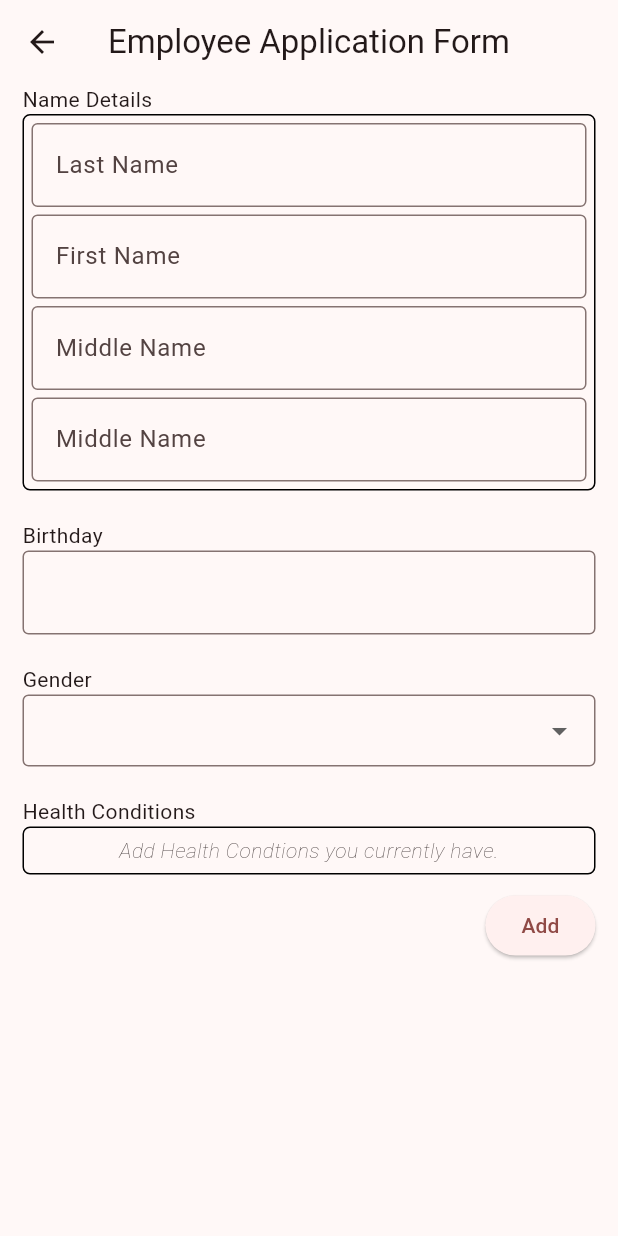
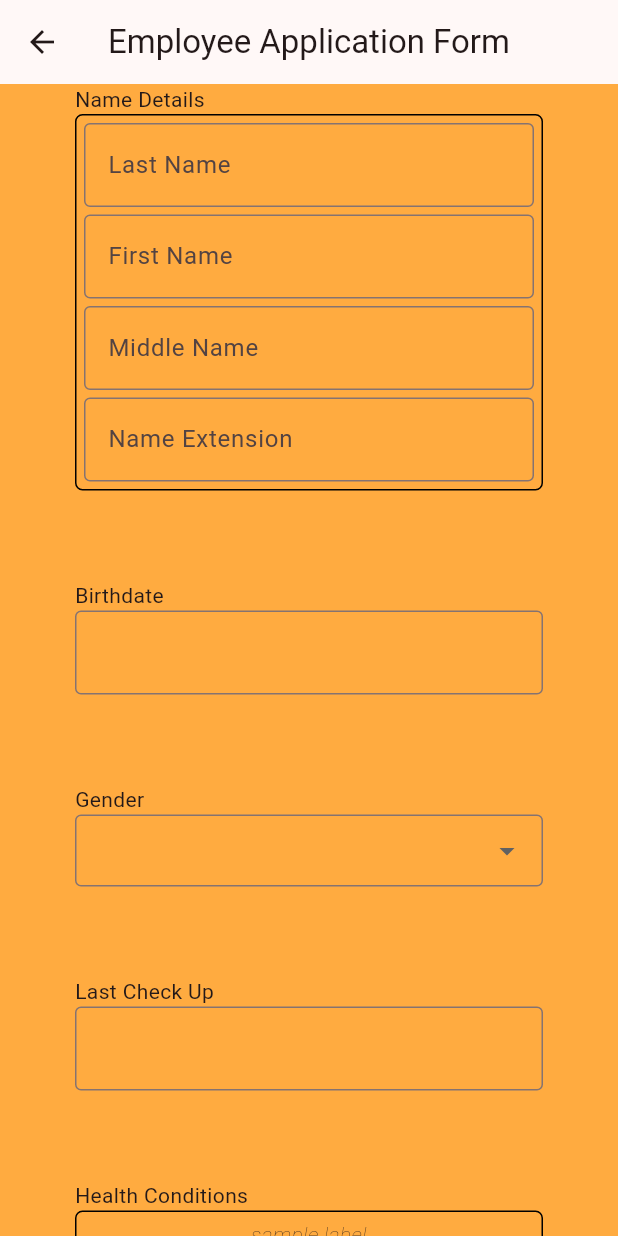
Before and after one commit to ghiegie/hris, a Flutter app: the EmployeeApplicationPage screen opened by its route, on a phone screen of 412 x 824 dp. Run offline on Flutter 3.47's test engine with Material 3 defaults, Android fonts, the light colour scheme and no system bars; our stand-ins replace flutter_riverpod, go_router, sqflite_common_ffi; missing offline and left inert: window_manager; accounts and stored records are empty.

Commit message:
06-06-2024

```diff
--- /dev/null
+++ b/lib/pages/empl_appl/app_leading_btn.dart
@@ -0,0 +1,44 @@
+import 'package:flutter/material.dart';
+import 'package:go_router/go_router.dart';
+
+class LeadingBtn extends StatefulWidget {
+  const LeadingBtn({super.key});
+
+  @override
+  State<LeadingBtn> createState() => _LeadingBtnState();
+}
+
+class _LeadingBtnState extends State<LeadingBtn> {
+  @override
+  Widget build(BuildContext context) {
+    return IconButton(onPressed: _leadingOnPress, icon: const Icon(Icons.arrow_back));
+  }
+
+  void _leadingOnPress() => showDialog(context: context, builder: _dialogBuilder);
+
+  Widget _dialogBuilder(BuildContext buildContext) {
+    return Dialog(
+      child: Column(
+        mainAxisAlignment: MainAxisAlignment.center,
+        mainAxisSize: MainAxisSize.min,
+        children: [
+          const Text("Leave application form?"),
+          const SizedBox(height: 10.0),
+          Row(
+            mainAxisAlignment: MainAxisAlignment.center,
+            mainAxisSize: MainAxisSize.min,
+            children: [
+              TextButton(onPressed: _exitApplication, child: const Text("Yes")),
+              const SizedBox(width: 10.0),
+              TextButton(onPressed: _cancelExit, child: const Text("No")),
+            ]
+          )
+        ],
+      )
+    );
+  }
+
+  void _exitApplication() => context.go("/landing");
+
+  void _cancelExit() => context.pop();
+}
--- a/lib/pages/empl_appl/appl_form.dart
+++ /dev/null
@@ -1,83 +0,0 @@
-import 'package:flutter/material.dart';
-import 'package:hris/model/health_condition_model.dart';
-import 'package:hris/pages/empl_appl/components.dart';
-import 'package:hris/pages/empl_appl/name_details.dart';
-
-class ApplicationForm extends StatefulWidget {
-  final _formKey = GlobalKey<FormState>();
-
-  final nameForm = NameForm();
-
-  final bdayDatePicker = Datepicker(
-    start: DateTime(0),
-    end: DateTime.now()
-  );
-
-  final genderDropdown = CustomDropdown(
-    items: const [
-      DropdownMenuItem(
-        value: "Male",
-        child: Text("Male")
-      ),
-      DropdownMenuItem(
-        value: "Female",
-        child: Text("Female")
-      ),
-    ],
-    onChanged: (dynamic val) {
-      return val;
-    }
-  );
-
-  final List<HealthConditionModel> healthConditions = [];
-  final healthConditionVec = VectorForm(
-    emptyLabel: "Add Health Condtions you currently have.",
-    itemBuilder: (list, fn) {
-      return (ctx, digit) {
-        return const Text("2");
-      };
-    },
-    addFn: () {},
-    removeFn: (digit) {}
-  );
-
-  ApplicationForm({super.key});
-
-  @override
-  State<ApplicationForm> createState() => _ApplicationFormState();
-}
-
-class _ApplicationFormState extends State<ApplicationForm> {
-  @override
-  Widget build(BuildContext context) {
-    return Center(
-      child: Container(
-        padding: const EdgeInsets.only(left: 15.0, right: 15.0),
-        child: Form(
-          key: widget._formKey,
-          child: ListView(
-            children: [
-              const Label(labelName: "Name Details", widgetWidth: double.maxFinite),
-              widget.nameForm,
-
-              const SizedBox(height: 20.0),
-
-              const Label(labelName: "Birthday", widgetWidth: double.maxFinite),
-              widget.bdayDatePicker,
-
-              const SizedBox(height: 20.0),
-
-              const Label(labelName: "Gender", widgetWidth: double.maxFinite),
-              widget.genderDropdown,
-
-              const SizedBox(height: 20.0),
-
-              const Label(labelName: "Health Conditions", widgetWidth: double.maxFinite),
-              widget.healthConditionVec,
-            ],
-          )
-        )
-      )
-    );
-  }
-}
--- a/lib/pages/empl_appl/components.dart
+++ b/lib/pages/empl_appl/components.dart
@@ -18,13 +18,65 @@ class Label extends StatelessWidget {
   }
 }
 
+class GroupedTextField extends StatefulWidget {
+  final List<String> textFields;
+  final List<Widget> widgetList = [];
+
+  GroupedTextField({super.key, required this.textFields});
+
+  factory GroupedTextField.fromFields(List<String> textFields) {
+    var res = GroupedTextField(textFields: textFields);
+
+    for (var val in textFields) {
+      res.widgetList.add(
+        TextFormField(
+          decoration: TextFieldDesign.build(val),
+          controller: TextEditingController()
+        )
+      );
+    }
+
+    return res;
+  }
+
+  @override
+  State<GroupedTextField> createState() => _GroupedTextFieldState();
+}
+
+class _GroupedTextFieldState extends State<GroupedTextField> {
+  @override
+  Widget build(BuildContext context) {
+    return Container(
+      padding: const EdgeInsets.all(5.0),
+      decoration: BoxDecoration(
+        borderRadius: const BorderRadius.all(Radius.circular(5.0)),
+        border: Border.all()
+      ),
+      child: ListView.separated(
+        shrinkWrap: true,
+        itemBuilder: _itemBuilder,
+        separatorBuilder: _separatorbuilder,
+        itemCount: widget.textFields.length
+      ),
+    );
+  }
+
+  Widget _separatorbuilder(BuildContext ctx, int index) {
+    return const SizedBox(height: 5.0);
+  }
+
+  Widget _itemBuilder(BuildContext ctx, int index) {
+    return widget.widgetList[index];
+  }
+}
+
 class TextFieldDesign {
-  String? label;
+  final String label;
 
-  TextFieldDesign({this.label});
+  TextFieldDesign(this.label);
 
-  static InputDecoration build({String? label}) {
-    return TextFieldDesign(label: label)._build();
+  static InputDecoration build(String label) {
+    return TextFieldDesign(label)._build();
   }
 
   InputDecoration _build() {
@@ -39,69 +91,46 @@ class TextFieldDesign {
   }
 }
 
-InputDecoration textFieldDesign({String? label}) {
-  return InputDecoration(
-    labelText: label,
-    border: const OutlineInputBorder(
-      borderSide: BorderSide(
-        color: Colors.black
-      )
-    )
-  );
+class CustomDatePicker extends StatefulWidget {
+  final controller = TextEditingController();
+
+  CustomDatePicker({super.key});
+
+  @override
+  State<CustomDatePicker> createState() => _CustomDatePickerState();
 }
 
-class Datepicker extends StatefulWidget {
-  final DateTime start;
-  final DateTime end;
-
-  const Datepicker({super.key, required this.start, required this.end});
-
-  @override
-  State<Datepicker> createState() => _DatepickerState();
-}
-
-class _DatepickerState extends State<Datepicker> {
-  final controller = TextEditingController(text: "");
-
+class _CustomDatePickerState extends State<CustomDatePicker> {
   @override
   Widget build(BuildContext context) {
     return TextFormField(
+      controller: widget.controller,
       readOnly: true,
-      decoration: TextFieldDesign.build(),
-      controller: controller,
-      onTap: _modFn(context),
+      decoration: TextFieldDesign.build(""),
+      onTap: _onTap,
     );
   }
 
-  void Function() _modFn(BuildContext context) {
-    modSetState(DateTime refDate) {
-      return () {
-        var newDate = "${refDate.month}/${refDate.day}/${refDate.year}";
-        controller.text = newDate;
-      };
+  void _onTap() async {
+    final date = await showDatePicker(context: context, firstDate: DateTime(0), lastDate: DateTime.now());
+
+    if (date != null) {
+      setState(_onTapSetState(date));
     }
+  }
 
-    return () async {
-      final date = await showDatePicker(
-        context: context,
-        firstDate: widget.start,
-        lastDate: widget.end
-      );
-
-      if (date != null) {
-        setState(modSetState(date));
-      }
+  void Function() _onTapSetState(DateTime refDate) {
+    return () {
+      widget.controller.text ="${refDate.month}/${refDate.day}/${refDate.year}";
     };
   }
 }
 
 class CustomDropdown extends StatefulWidget {
-  final List<DropdownMenuItem<dynamic>> items;
-  final dynamic Function(dynamic) onChanged;
+  final List<DropdownMenuItem<dynamic>> list;
+  late dynamic val;
 
-  dynamic selectedVal;
-
-  CustomDropdown({super.key, required this.items, required this.onChanged});
+  CustomDropdown({super.key, required this.list});
 
   @override
   State<CustomDropdown> createState() => _CustomDropdownState();
@@ -115,40 +144,39 @@ class _CustomDropdownState extends State<CustomDropdown> {
         contentPadding: EdgeInsets.all(10.0),
         border: OutlineInputBorder()
       ),
-      items: widget.items,
-      onChanged: (val) {
-        widget.selectedVal = widget.onChanged(val);
-      }
+      items: widget.list,
+      onChanged: _onChange
     );
+  }
+
+  void _onChange(dynamic val) {
+    setState(_onChangeSetState(val));
+  }
+
+  void Function() _onChangeSetState(dynamic val) {
+    return () => widget.val = val;
   }
 }
 
-class VectorForm extends StatefulWidget {
-  final List<dynamic> vecList = [];
+class VecList2<T> extends StatefulWidget {
+  final String emptyLabel;
+  final List<T> list = [];
 
-  final String emptyLabel;
-  final Widget Function(BuildContext, int) Function(List<dynamic>, void Function(int)) itemBuilder;
-  final void Function(int) removeFn;
-  final dynamic Function() addFn;
-
-  VectorForm({
-    super.key,
-    required this.emptyLabel,
-    required this.itemBuilder,
-    required this.addFn, required this.removeFn
-  });
+  VecList2({super.key, required this.emptyLabel});
 
   @override
-  State<VectorForm> createState() => _VectorFormState();
+  State<VecList2<T>> createState() => _VecList2State<T>();
 }
 
-class _VectorFormState extends State<VectorForm> {
+class _VecList2State<T> extends State<VecList2<T>> {
+  var _isThereItem = false;
+
   @override
   Widget build(BuildContext context) {
     return Column(
       children: [
         Visibility(
-          visible: widget.vecList.isEmpty,
+          visible: !_isThereItem,
           child: Container(
             width: double.maxFinite,
             decoration: BoxDecoration(
@@ -163,12 +191,12 @@ class _VectorFormState extends State<VectorForm> {
                 fontWeight: FontWeight.w200,
                 fontStyle: FontStyle.italic
               ),
-            )
+            ),
           )
         ),
 
         Visibility(
-          visible: widget.vecList.isNotEmpty,
+          visible: _isThereItem,
           child: Container(
             decoration: BoxDecoration(
               border: Border.all(
@@ -178,11 +206,100 @@ class _VectorFormState extends State<VectorForm> {
             ),
             padding: const EdgeInsets.all(5.0),
             child: ListView.separated(
+              itemCount: widget.list.length,
               shrinkWrap: true,
-              itemBuilder: widget.itemBuilder(widget.vecList, widget.removeFn),
-              separatorBuilder: (_, __) => const SizedBox(height: 5.0),
-              itemCount: widget.vecList.length
+              itemBuilder: _itemBuilder(),
+              separatorBuilder: _separatorBuilder,
+            ),
+          )
+        ),
+
+        Row(
+          mainAxisAlignment: MainAxisAlignment.end,
+          children: [
+            ElevatedButton(
+              onPressed: _addItem,
+              child: const Text("Add")
             )
+          ],
+        ),
+      ],
+    );
+  }
+
+  void _addItem() {
+    setState(_addItemSetState);
+  }
+
+  void _addItemSetState() {
+    _isThereItem = true;
+    widget.list.add(dynamic as T);
+  }
+
+  Widget _separatorBuilder(BuildContext ctx, int index) => const SizedBox(height: 5.0);
+
+  Widget Function(BuildContext ctx, int index) _itemBuilder() {
+    return (ctx, index) {
+      return const Text("asdas");
+    };
+  }
+}
+
+class VecList extends StatefulWidget {
+  final String emptyLabel;
+  final List<dynamic> list = [];
+
+  VecList({super.key, required this.emptyLabel});
+
+  @override
+  State<VecList> createState() => _VecListState();
+}
+
+class _VecListState extends State<VecList> {
+  var _isThereItem = false;
+
+  @override
+  Widget build(BuildContext context) {
+    return  Column(
+      children: [
+        //Label(labelName: "Health Condition", widgetWidth: boxConstraints.maxWidth),
+
+        Visibility(
+          visible: !_isThereItem,
+          child: Container(
+            width: double.maxFinite,
+            decoration: BoxDecoration(
+              border: Border.all(),
+              borderRadius: const BorderRadius.all(Radius.circular(5.0))
+            ),
+            padding: const EdgeInsets.all(5.0),
+            child: Text(
+              widget.emptyLabel,
+              textAlign: TextAlign.center,
+              style: const TextStyle(
+                fontWeight: FontWeight.w200,
+                fontStyle: FontStyle.italic
+              ),
+            ),
+          )
+        ),
+
+        Visibility(
+          visible: _isThereItem,
+          child: Container(
+            decoration: BoxDecoration(
+              border: Border.all(
+                color: Colors.black
+              ),
+              borderRadius: BorderRadius.circular(5.0)
+            ),
+            padding: const EdgeInsets.all(5.0),
+            child: ListView.separated(
+              itemCount: widget.list.length,
+              shrinkWrap: true,
+              itemBuilder: _itemBuilder(),
+              separatorBuilder: _separatorBuilder,
+            ),
           )
         ),
 
@@ -191,15 +308,64 @@ class _VectorFormState extends State<VectorForm> {
           mainAxisAlignment: MainAxisAlignment.end,
           children: [
             ElevatedButton(
-              onPressed: () {
-                var item = widget.addFn();
-                widget.vecList.add(item);
-              },
-              child: const Text('Add')
+              onPressed: _addItem,
+              child: const Text("Add")
             )
-          ]
+          ],
+        ),
+      ],
+    );
+  }
+
+  void _addItem() {
+    setState(_addItemSetState);
+  }
+
+  void _addItemSetState() {
+    _isThereItem = true;
+    widget.list.add(dynamic);
+  }
+
+  Widget _separatorBuilder(BuildContext ctx, int index) => const SizedBox(height: 5.0);
+
+  Widget Function(BuildContext ctx, int index) _itemBuilder() {
+    return (ctx, index) {
+      return const Text("asdas");
+    };
+  }
+}
+
+class VecItem extends StatefulWidget {
+  final healtConditionName = TextEditingController();
+  final int index;
+
+  VecItem({super.key, required this.index});
+
+  @override
+  State<VecItem> createState() => _VecItemState();
+}
+
+class _VecItemState extends State<VecItem> {
+  @override
+  Widget build(BuildContext context) {
+    return Row(
+      children: [
+        Expanded(
+          child: TextFormField(
+            decoration: TextFieldDesign.build(""),
+            controller: widget.healtConditionName
+          )
+        ),
+        const SizedBox(width: 5.0),
+        ElevatedButton(
+          onPressed: () {},
+          child: const Text("Remove")
         )
-      ]
+      ],
     );
   }
 }
+
+class Something<T> {
+
+}
--- /dev/null
+++ b/lib/pages/empl_appl/form.dart
@@ -0,0 +1,56 @@
+import 'package:flutter/material.dart';
+import 'package:hris/pages/empl_appl/components.dart';
+
+class ApplForm extends StatefulWidget {
+  final groupedTextField = GroupedTextField.fromFields(const ["Last Name", "First Name", "Middle Name", "Name Extension"]);
+  final bDatePicker = CustomDatePicker();
+  final customDropdown = CustomDropdown(list: const [
+    DropdownMenuItem(
+      value: "Male",
+      child: Text("Male")
+    ),
+    DropdownMenuItem(
+      value: "Female",
+      child: Text("Female")
+    ),
+  ]);
+  final lastChkUpDatePicker = CustomDatePicker();
+  final healthConditions = VecList(emptyLabel: "sample label");
+
+
+  ApplForm({super.key});
+
+  @override
+  State<ApplForm> createState() => _ApplFormState();
+}
+
+class _ApplFormState extends State<ApplForm> {
+  @override
+  Widget build(BuildContext context) {
+    return Center(
+      child: Container(
+        padding: const EdgeInsets.symmetric(horizontal: 50.0),
+        color: Colors.orangeAccent,
+        child: ListView(
+          children: [
+            const Label(labelName: "Name Details", widgetWidth: double.maxFinite),
+            widget.groupedTextField,
+            const SizedBox(height: 60.0),
+            const Label(labelName: "Birthdate", widgetWidth: double.maxFinite),
+            widget.bDatePicker,
+            const SizedBox(height: 60.0),
+            const Label(labelName: "Gender", widgetWidth: double.maxFinite),
+            widget.customDropdown,
+            const SizedBox(height: 60.0),
+            const Label(labelName: "Last Check Up", widgetWidth: double.maxFinite),
+            widget.lastChkUpDatePicker,
+            const SizedBox(height: 60.0),
+            const Label(labelName: "Health Conditions", widgetWidth: double.maxFinite),
+            widget.healthConditions,
+            const SizedBox(height: 60.0),
+          ],
+        )
+      ),
+    );
+  }
+}
--- a/lib/pages/empl_appl/name_details.dart
+++ /dev/null
@@ -1,45 +0,0 @@
-import 'package:flutter/material.dart';
-import 'package:hris/pages/empl_appl/components.dart';
-
-class NameForm extends StatefulWidget {
-  final lastNameController = TextEditingController();
-  final firstNameController = TextEditingController();
-  final midNameController = TextEditingController();
-  final nameExtController = TextEditingController();
-
-  NameForm({super.key});
-
-  @override
-  State<NameForm> createState() => _NameFormState();
-}
-
-class _NameFormState extends State<NameForm> {
-  TextFormField _formFieldFormat(String label, TextEditingController controller) {
-    return TextFormField(
-      decoration: TextFieldDesign.build(label: label),
-      controller: controller,
-    );
-  }
-
-  @override
-  Widget build(BuildContext context) {
-    return Container(
-      padding: const EdgeInsets.all(5.0),
-      decoration: BoxDecoration(
-        borderRadius: const BorderRadius.all(Radius.circular(5.0)),
-        border: Border.all()
-      ),
-      child: Column(
-        children: [
-          _formFieldFormat("Last Name", widget.lastNameController),
-          const SizedBox(height: 5.0),
-          _formFieldFormat("First Name", widget.firstNameController),
-          const SizedBox(height: 5.0),
-          _formFieldFormat("Middle Name", widget.midNameController),
-          const SizedBox(height: 5.0),
-          _formFieldFormat("Middle Name", widget.nameExtController)
-        ],
-      )
-    );
-  }
-}
```
Also changed, not shown: lib/pages/empl_appl/appbar_leading_btn.dart (deleted, +0 -46 lines), lib/pages/empl_appl/empl_appl.dart (+29 -28 lines), lib/pages/empl_appl/healt_cond_itembuilder.dart (deleted, +0 -42 lines).
